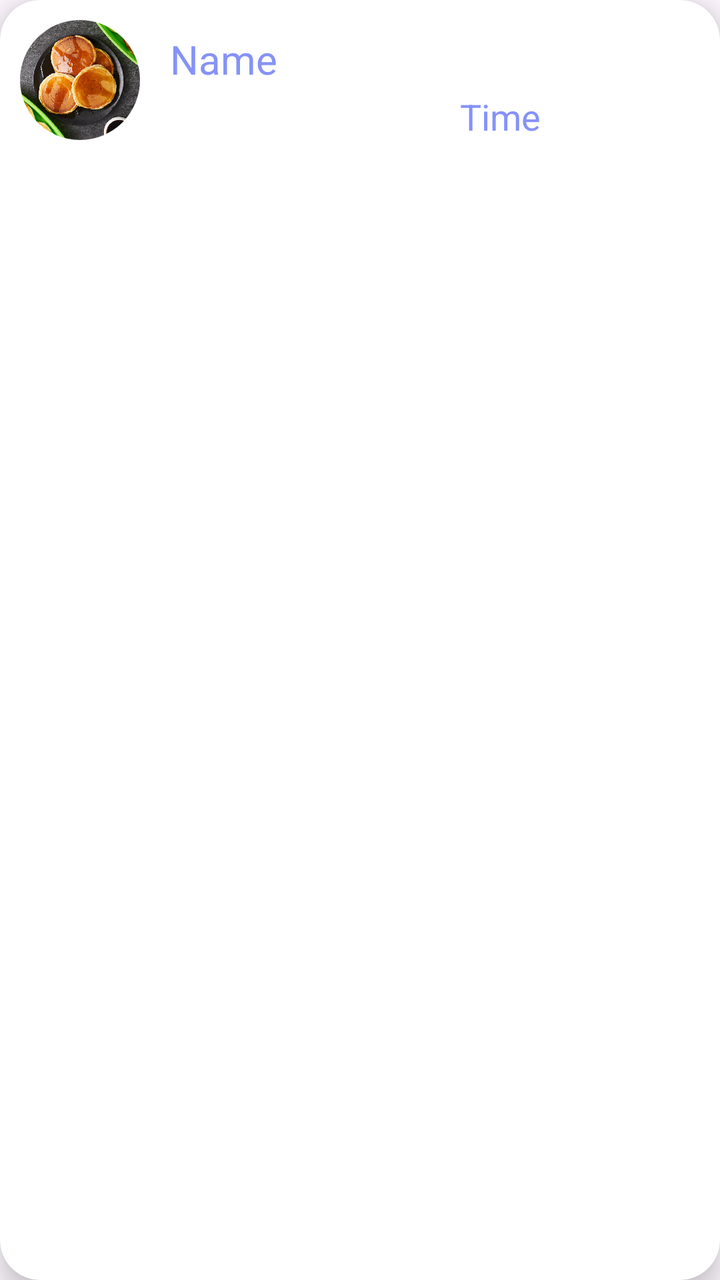
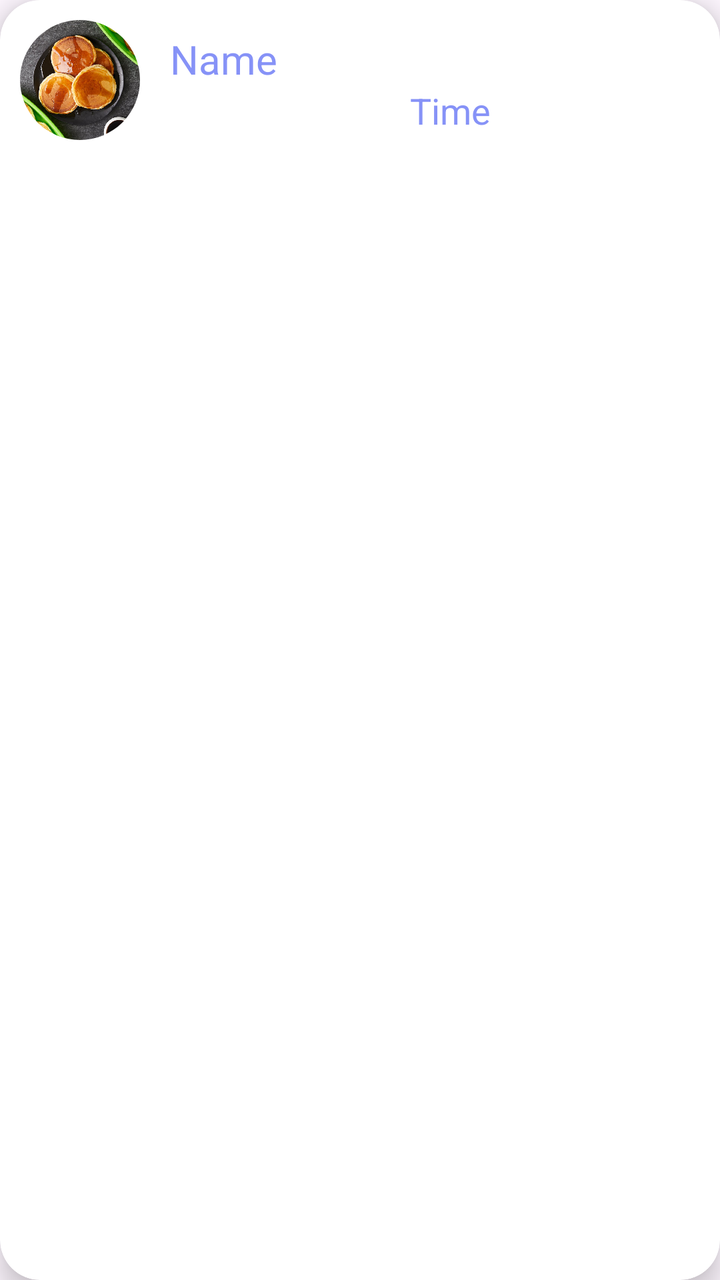

Two renders of the same Android screen: before a commit and after it. Below are the layout's source before the change and the commit's diff.
<!-- AndroidManifest.xml: application theme Theme.MyApplication -->
<!-- res/layout/list_item.xml -->
<?xml version="1.0" encoding="utf-8"?>
<androidx.cardview.widget.CardView
    xmlns:android="http://schemas.android.com/apk/res/android"
    xmlns:app="http://schemas.android.com/apk/res-auto"
    android:layout_width="match_parent"
    android:layout_height="wrap_content"
    android:layout_marginStart="12dp"
    android:layout_marginEnd="12dp"
    android:layout_marginVertical="6dp"
    android:layout_marginHorizontal="10dp"
    app:cardCornerRadius="20dp"
    app:cardElevation="8dp"
    >

    <RelativeLayout
        android:layout_width="match_parent"
        android:layout_height="wrap_content">
        <com.google.android.material.imageview.ShapeableImageView
            android:layout_width="60dp"
            android:layout_height="60dp"
            android:id="@+id/listImage"
            android:src="@drawable/pancake"
            android:scaleType="centerCrop"
            android:layout_marginStart="10dp"
            android:layout_marginBottom="10dp"
            android:layout_marginTop="10dp"
            app:shapeAppearanceOverlay="@style/roundImage"/>
        <LinearLayout
            android:layout_width="match_parent"
            android:layout_height="wrap_content"
            android:orientation="vertical"
            android:layout_marginStart="75dp"
            android:layout_marginBottom="10dp"
            android:layout_marginTop="10dp">
        <TextView
            android:layout_width="240dp"
            android:layout_height="27dp"
            android:id="@+id/listName"
            android:text="@string/default_name"
            android:textColor="@color/lavender"
            android:textSize="20sp"
            android:layout_marginTop="6dp"
            android:layout_marginStart="10dp"/>
        <TextView
            android:layout_width="120dp"
            android:layout_height="24dp"
            android:id="@+id/listTime"
            android:text="@string/default_time"
            android:textSize="18sp"
            android:layout_marginTop="3dp"
            android:layout_marginEnd="10dp"
            android:textColor="@color/lavender"
            android:layout_gravity="end"/>
        </LinearLayout>
    </RelativeLayout>
</androidx.cardview.widget.CardView>
<!-- resources referenced by this layout -->
<resources>
  <color name="lavender">#8692f7</color>
  <!-- drawable pancake: png bitmap (drawable, 643288 bytes) -->
  <string name="default_name">Name</string>
  <string name="default_time">Time</string>
  <style name="roundImage">
          <item name="cornerFamily">rounded</item>
          <item name="cornerSize">50%</item>
      </style>
  <style name="Theme.MyApplication" parent="Base.Theme.MyApplication" />
  <style name="Base.Theme.MyApplication" parent="Theme.Material3.DayNight.NoActionBar">
          
          
      </style>
</resources>

<!-- the commit's change to res/layout/list_item.xml (unified diff, before → after) -->
@@ -41,16 +41,36 @@
             android:textSize="20sp"
             android:layout_marginTop="6dp"
             android:layout_marginStart="10dp"/>
-        <TextView
-            android:layout_width="120dp"
-            android:layout_height="24dp"
-            android:id="@+id/listTime"
-            android:text="@string/default_time"
-            android:textSize="18sp"
-            android:layout_marginTop="3dp"
-            android:layout_marginEnd="10dp"
-            android:textColor="@color/lavender"
-            android:layout_gravity="end"/>
+        <LinearLayout
+            android:layout_width="match_parent"
+            android:layout_height="wrap_content"
+            android:orientation="horizontal">
+
+
+            <TextView
+                android:id="@+id/listTimeDesc"
+                android:layout_width="120dp"
+                android:layout_height="24dp"
+                android:layout_gravity="start"
+                android:layout_marginStart="10dp"
+                android:layout_marginTop="3dp"
+                android:text=""
+                android:textColor="@color/lavender"
+                android:textSize="18sp" />
+
+            <TextView
+                android:layout_width="120dp"
+                android:layout_height="24dp"
+                android:id="@+id/listTime"
+                android:text="@string/default_time"
+                android:textSize="18sp"
+                android:layout_marginTop="3dp"
+                android:layout_marginEnd="10dp"
+                android:textColor="@color/lavender"
+                android:layout_gravity="end"/>
+
+        </LinearLayout>
+
         </LinearLayout>
     </RelativeLayout>
 </androidx.cardview.widget.CardView>
